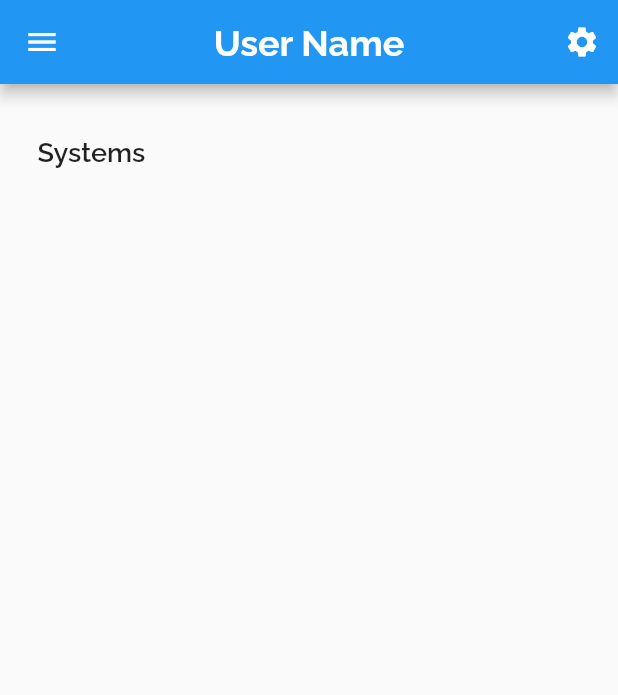
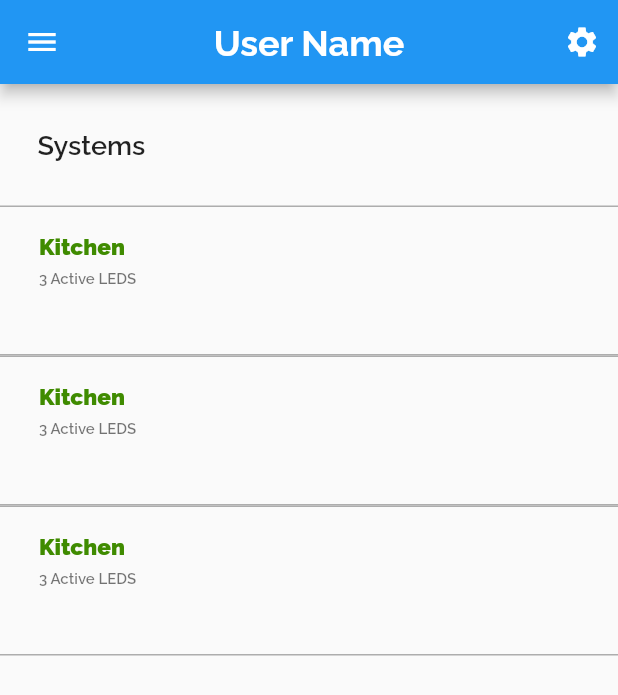
Before and after one commit to MohammadAlAgha/luminexa, a Flutter app: the landing screen opened directly, on a phone screen of 412 x 824 dp. Shown: the top 695 px of the screen. Run offline on Flutter 3.47's test engine with Material 2 defaults, Android fonts, the phone set to English and light mode, and no system bars; our stand-ins replace flutter_svg.

Commit message:
Added the structure of the Landing page with list view builder

```diff
--- a/luminexa_mobile/lib/screens/landingPageUser.dart
+++ b/luminexa_mobile/lib/screens/landingPageUser.dart
@@ -31,18 +31,64 @@ class _landingState extends State<landing> {
           icon: Icon(Icons.menu),
         ),
       ),
-      body: Padding(
-        padding: const EdgeInsets.fromLTRB(25, 35, 0, 0),
-        child: Row(
+      body: SafeArea(
+        child: SingleChildScrollView(
+          child: Column(
             children: [
-            Text(
+              Row(
+                children: [
+                  Padding(
+                    padding: const EdgeInsets.symmetric(
+                        horizontal: 25, vertical: 30),
+                    child: Text(
                       "Systems",
                       style: TextStyle(
                           fontFamily: "RalewayBold",
                           fontSize: 18,
                           fontWeight: FontWeight.w700),
-            )
+                    ),
+                  ),
                 ],
+              ),
+              ListView.builder(
+                  shrinkWrap: true,
+                  itemCount: 3,
+                  itemBuilder: (BuildContext context, int index) {
+                    return Container(
+                      height: 100,
+                      decoration: BoxDecoration(
+                          border: Border(
+                              top: BorderSide(
+                                  color: Color.fromARGB(255, 173, 173, 173)),
+                              bottom: BorderSide(
+                                  color: Color.fromARGB(255, 173, 173, 173)))),
+                      child: ListTile(
+                        title: Padding(
+                          padding: const EdgeInsets.symmetric(horizontal: 10),
+                          child: Text(
+                            "Kitchen",
+                            style: TextStyle(
+                              fontFamily: "RalewayNormal",
+                              fontSize: 15,
+                              color: Color.fromARGB(255, 63, 139, 0),
+                            ),
+                          ),
+                        ),
+                        subtitle: Padding(
+                          padding: const EdgeInsets.symmetric(horizontal: 10),
+                          child: Text(
+                            "3 Active LEDS",
+                            style: TextStyle(
+                                fontFamily: "RalewayBold",
+                                fontSize: 10,
+                                fontWeight: FontWeight.w600),
+                          ),
+                        ),
+                      ),
+                    );
+                  }),
+            ],
+          ),
         ),
       ),
     );
```
Lines whose indentation alone changed are shown as unchanged.
